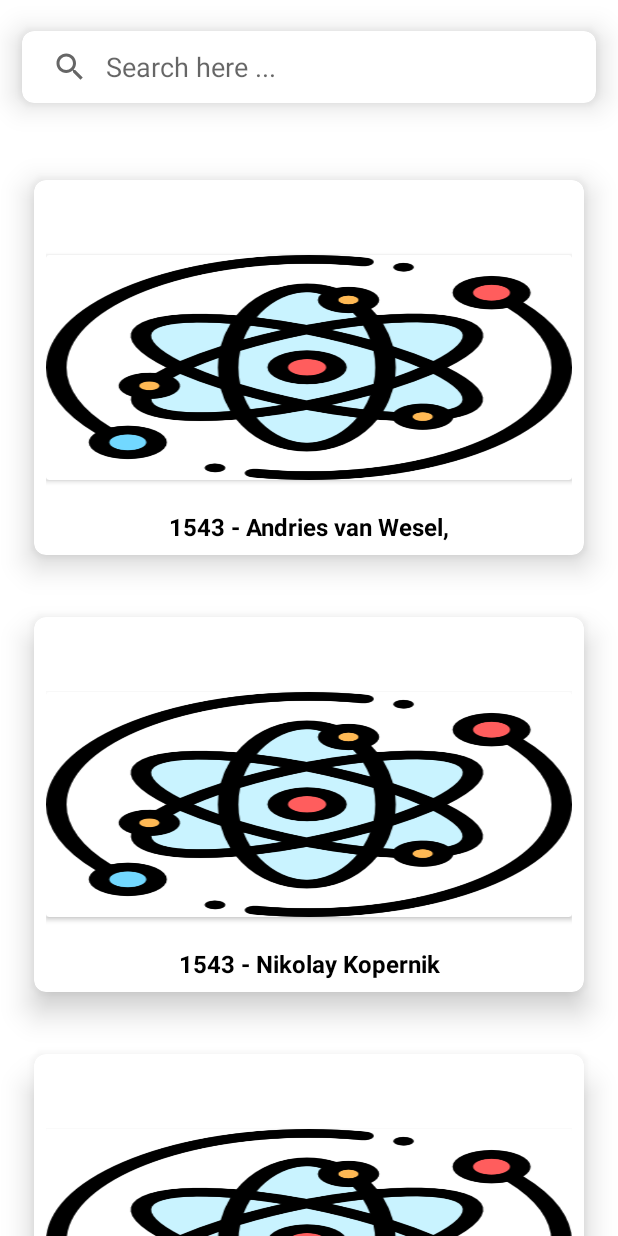
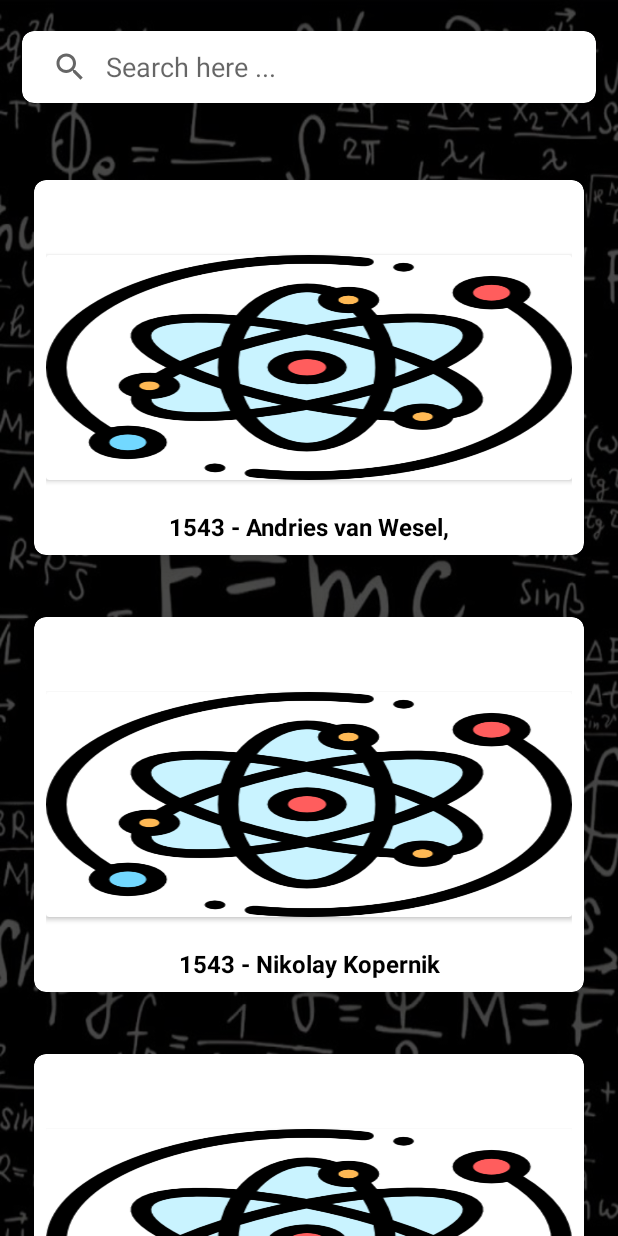
Before and after one commit to JeffSkillRill/Physics_Project, an Android app: the period_1 screen opened directly, with no data from a screen before it, on a phone screen of 412 x 824 dp. Run offline under Robolectric (Android 15) with nearby library versions, the phone set to English and light mode, and no system bars.

Commit message:
day_16_march_done

```diff
--- a/app/src/main/java/com/example/jeff_skillrill/fragment_calculator.kt
+++ b/app/src/main/java/com/example/jeff_skillrill/fragment_calculator.kt
@@ -8,7 +8,6 @@ import android.view.ViewGroup
 import android.view.animation.Animation
 import android.view.animation.AnimationUtils
 import kotlinx.android.synthetic.main.activity_splash_screen.splash_image
-import kotlinx.android.synthetic.main.fragment_calculator.coming_soon_txt
 
 // TODO: Rename parameter arguments, choose names that match
 // the fragment initialization parameters, e.g. ARG_ITEM_NUMBER
--- a/app/src/main/res/layout/activity_calculator.xml
+++ b/app/src/main/res/layout/activity_calculator.xml
@@ -5,6 +5,7 @@
     android:layout_width="match_parent"
     android:layout_height="match_parent"
     android:paddingHorizontal="20dp"
+    android:background="@color/black"
     android:paddingBottom="20dp"
     tools:context=".Calculator">
     <TextView
--- a/app/src/main/res/layout/activity_period1.xml
+++ b/app/src/main/res/layout/activity_period1.xml
@@ -4,7 +4,17 @@
     xmlns:tools="http://schemas.android.com/tools"
     android:layout_width="match_parent"
     android:layout_height="match_parent"
+    android:background="@drawable/background_home"
     tools:context=".period_1">
+
+    <View
+        android:layout_width="match_parent"
+        android:layout_height="match_parent"
+        android:background="#B4000000"
+        app:layout_constraintBottom_toBottomOf="parent"
+        app:layout_constraintEnd_toEndOf="parent"
+        app:layout_constraintStart_toStartOf="parent"
+        app:layout_constraintTop_toTopOf="parent" />
 
     <com.google.android.material.card.MaterialCardView
         android:id="@+id/materialCardView"
```
Also changed, not shown: app/src/main/res/layout/activity_period2.xml (+10 -0 lines), app/src/main/res/layout/activity_period3.xml (+10 -0 lines).
